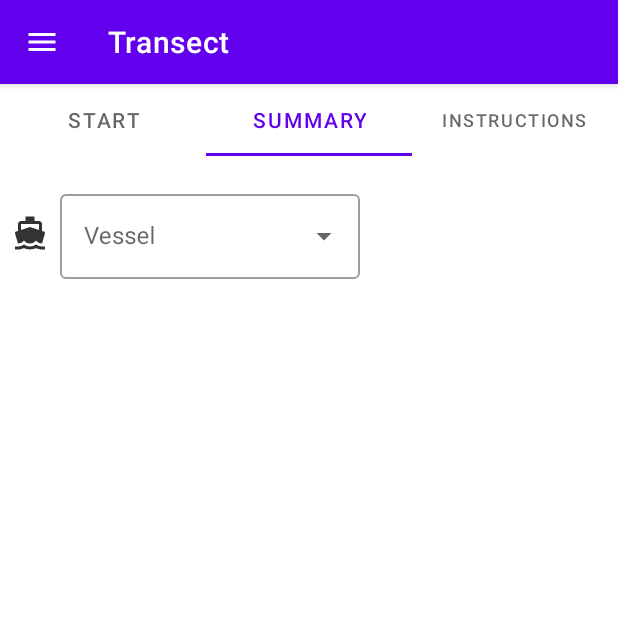
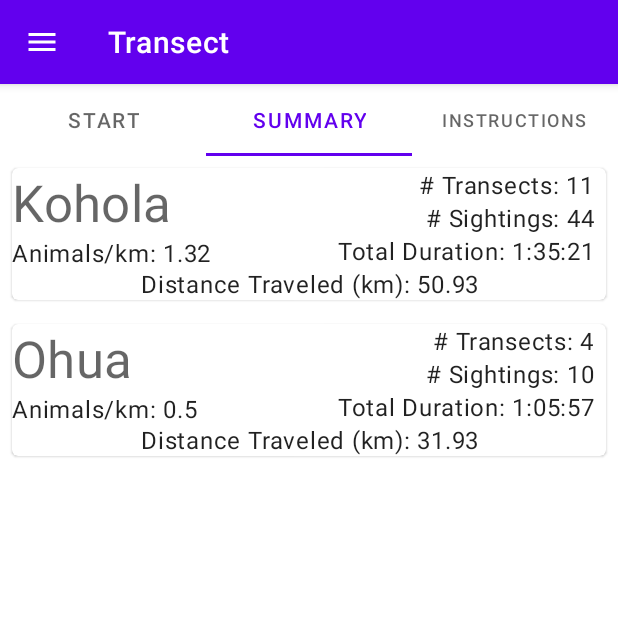
Before and after one commit to lancewf/transect_android, an Android app: the screen it shows after launch (MainActivity), tab 2 chosen, on a phone screen of 412 x 824 dp, the top half of it. Run offline under Robolectric (Android 15) with nearby library versions, the phone set to English and light mode, and no system bars.

Commit message:
Adding list of vessel summary
Signed-off-by: Lance Finfrock <lancewf@gmail.com>

```diff
--- a/app/src/main/java/com/finfrock/transect/SummaryPageFragment.kt
+++ b/app/src/main/java/com/finfrock/transect/SummaryPageFragment.kt
@@ -7,6 +7,9 @@ import android.view.ViewGroup
 import android.widget.ArrayAdapter
 import android.widget.AutoCompleteTextView
 import androidx.fragment.app.Fragment
+import androidx.recyclerview.widget.RecyclerView
+import com.finfrock.transect.adapter.VesselSummaryItemAdapter
+import com.finfrock.transect.data.DataSource
 import com.google.android.material.textfield.TextInputLayout
 
 class SummaryPageFragment : Fragment() {
@@ -19,9 +22,12 @@ class SummaryPageFragment : Fragment() {
 
     override fun onViewCreated(view: View, savedInstanceState: Bundle?) {
         super.onViewCreated(view, savedInstanceState)
-        val vesselLayout: TextInputLayout = requireView().findViewById(R.id.vessel)
-        val vesselNames = listOf("Aloha Kai", "CaneFire II", "Kai Kanani", "Kohola", "Ohua", "Trilogy V")
-        val vesselAdapter = ArrayAdapter(requireView().context, R.layout.list_item, vesselNames)
-        (vesselLayout.editText as? AutoCompleteTextView)?.setAdapter(vesselAdapter)
+
+        val myDataset = DataSource().loadVesselSummaries()
+
+        val recyclerView = requireView().findViewById<RecyclerView>(R.id.vessel_view)
+
+        recyclerView.adapter = VesselSummaryItemAdapter(requireView().context, myDataset)
+        recyclerView.setHasFixedSize(true)
     }
 }
--- /dev/null
+++ b/app/src/main/java/com/finfrock/transect/adapter/VesselSummaryItemAdapter.kt
@@ -0,0 +1,44 @@
+package com.finfrock.transect.adapter
+
+import android.content.Context
+import android.view.LayoutInflater
+import android.view.View
+import android.view.ViewGroup
+import android.widget.TextView
+import androidx.recyclerview.widget.RecyclerView
+import com.finfrock.transect.R
+import com.finfrock.transect.model.VesselSummary
+
+class VesselSummaryItemAdapter( private val context: Context, private val dataset: List<VesselSummary>):
+    RecyclerView.Adapter<VesselSummaryItemAdapter.ItemViewHolder>() {
+
+    class ItemViewHolder(private val view: View): RecyclerView.ViewHolder(view) {
+        val nameTextView: TextView = view.findViewById(R.id.vessel_name)
+        val numberTransectsTextView: TextView = view.findViewById(R.id.vessel_number_transects)
+        val numberSightsTextView: TextView = view.findViewById(R.id.vessel_number_sightings)
+        val animalPerKmTextView: TextView = view.findViewById(R.id.vessel_animals_per_km)
+        val totalDurationTextView: TextView = view.findViewById(R.id.vessel_total_duration)
+        val distanceTraveledTextView: TextView = view.findViewById(R.id.vessel_distance_traveled)
+    }
+
+    override fun onCreateViewHolder(parent: ViewGroup, viewType: Int): ItemViewHolder {
+        val adapterLayout =
+            LayoutInflater.from(parent.context).inflate(R.layout.vessel_list_item, parent, false)
+
+        return ItemViewHolder(adapterLayout)
+    }
+
+    override fun onBindViewHolder(holder: ItemViewHolder, position: Int) {
+        val vessel = dataset[position]
+
+        holder.nameTextView.text = vessel.name
+        holder.numberTransectsTextView.text = "# Transects: ${vessel.numberOfTransects}"
+        holder.numberSightsTextView.text = "# Sightings: ${vessel.numberOfSightings}"
+        holder.animalPerKmTextView.text = "Animals/km: ${vessel.animalsPerKm}"
+        holder.totalDurationTextView.text = "Total Duration: ${vessel.totalDuration}"
+        holder.distanceTraveledTextView.text = "Distance Traveled (km): ${vessel.totalDistanceTraveledKm}"
+    }
+
+    override fun getItemCount() = dataset.size
+
+}
--- /dev/null
+++ b/app/src/main/java/com/finfrock/transect/data/DataSource.kt
@@ -0,0 +1,15 @@
+package com.finfrock.transect.data
+
+import com.finfrock.transect.model.VesselSummary
+
+class DataSource {
+
+    fun loadVesselSummaries(): List<VesselSummary> {
+        return listOf(
+            VesselSummary(name = "Kohola", numberOfSightings = 44, numberOfTransects = 11,
+                animalsPerKm = 1.32, totalDistanceTraveledKm = 50.93, totalDuration = "1:35:21"),
+            VesselSummary(name = "Ohua", numberOfSightings = 10, numberOfTransects = 4,
+                animalsPerKm = 0.5, totalDistanceTraveledKm = 31.93, totalDuration = "1:05:57")
+        )
+    }
+}
--- /dev/null
+++ b/app/src/main/java/com/finfrock/transect/model/VesselSummary.kt
@@ -0,0 +1,10 @@
+package com.finfrock.transect.model
+
+data class VesselSummary(
+    val name: String,
+    val numberOfTransects: Int,
+    val numberOfSightings: Int,
+    val animalsPerKm: Double,
+    val totalDistanceTraveledKm: Double,
+    val totalDuration: String
+)
--- a/app/src/main/res/layout/summary_frag.xml
+++ b/app/src/main/res/layout/summary_frag.xml
@@ -1,35 +1,14 @@
 <?xml version="1.0" encoding="utf-8"?>
-<androidx.constraintlayout.widget.ConstraintLayout xmlns:android="http://schemas.android.com/apk/res/android"
+<FrameLayout xmlns:android="http://schemas.android.com/apk/res/android"
     xmlns:app="http://schemas.android.com/apk/res-auto"
+    xmlns:tools="http://schemas.android.com/tools"
     android:layout_width="match_parent"
     android:layout_height="match_parent">
 
-    <ImageView
-        android:id="@+id/icon_vessel"
-        android:layout_width="wrap_content"
-        android:layout_height="wrap_content"
-        android:layout_marginStart="8dp"
-        android:importantForAccessibility="no"
-        app:srcCompat="@drawable/ic_baseline_directions_boat_24"
-        app:layout_constraintBottom_toBottomOf="@+id/vessel"
-        app:layout_constraintStart_toStartOf="parent"
-        app:layout_constraintTop_toTopOf="@+id/vessel" />
-
-    <com.google.android.material.textfield.TextInputLayout
-        android:id="@+id/vessel"
-        style="@style/Widget.MaterialComponents.TextInputLayout.OutlinedBox.ExposedDropdownMenu"
-        android:layout_height="wrap_content"
-        android:layout_width="200dp"
-        android:layout_marginStart="8dp"
-        android:layout_marginTop="20dp"
-        android:layout_marginEnd="8dp"
-        android:hint="Vessel"
-        app:layout_constraintStart_toEndOf="@id/icon_vessel"
-        app:layout_constraintTop_toTopOf="parent">
-
-        <AutoCompleteTextView
-            android:layout_width="match_parent"
-            android:layout_height="wrap_content"
-            android:inputType="none" />
-    </com.google.android.material.textfield.TextInputLayout>
-</androidx.constraintlayout.widget.ConstraintLayout>
+    <androidx.recyclerview.widget.RecyclerView
+        android:id="@+id/vessel_view"
+        android:layout_width="match_parent"
+        android:layout_height="match_parent"
+        app:layoutManager="LinearLayoutManager"
+        android:scrollbars="vertical"/>
+</FrameLayout>
--- /dev/null
+++ b/app/src/main/res/layout/vessel_list_item.xml
@@ -0,0 +1,72 @@
+<?xml version="1.0" encoding="utf-8"?>
+<com.google.android.material.card.MaterialCardView
+    xmlns:android="http://schemas.android.com/apk/res/android"
+    xmlns:tools="http://schemas.android.com/tools"
+    xmlns:app="http://schemas.android.com/apk/res-auto"
+    android:layout_width="match_parent"
+    android:layout_height="wrap_content"
+    android:layout_margin="8dp">
+
+    <androidx.constraintlayout.widget.ConstraintLayout
+        android:layout_width="match_parent"
+        android:layout_height="wrap_content" >
+
+        <TextView
+            android:id="@+id/vessel_name"
+            android:layout_width="wrap_content"
+            android:layout_height="wrap_content"
+            android:textAppearance="?attr/textAppearanceHeadline4"
+            tools:text="Kohola"
+            app:layout_constraintStart_toStartOf="parent"
+            app:layout_constraintTop_toTopOf="parent"/>
+
+        <TextView
+            android:id="@+id/vessel_number_transects"
+            android:layout_width="wrap_content"
+            android:layout_height="wrap_content"
+            android:textAppearance="?attr/textAppearanceBody1"
+            tools:text="# Transects: 4"
+            android:layout_marginEnd="8dp"
+            app:layout_constraintEnd_toEndOf="parent"
+            app:layout_constraintTop_toTopOf="parent"/>
+
+        <TextView
+            android:id="@+id/vessel_number_sightings"
+            android:layout_width="wrap_content"
+            android:layout_height="wrap_content"
+            android:textAppearance="?attr/textAppearanceBody1"
+            tools:text="# Sightings: 10"
+            android:layout_marginEnd="8dp"
+            app:layout_constraintEnd_toEndOf="parent"
+            app:layout_constraintTop_toBottomOf="@+id/vessel_number_transects"/>
+        <TextView
+            android:id="@+id/vessel_animals_per_km"
+            android:layout_width="wrap_content"
+            android:layout_height="wrap_content"
+            android:textAppearance="?attr/textAppearanceBody1"
+            tools:text="Animals/km: 0.5"
+            android:layout_marginEnd="8dp"
+            app:layout_constraintStart_toStartOf="parent"
+            app:layout_constraintTop_toBottomOf="@+id/vessel_name"/>
+        <TextView
+            android:id="@+id/vessel_total_duration"
+            android:layout_width="wrap_content"
+            android:layout_height="wrap_content"
+            android:textAppearance="?attr/textAppearanceBody1"
+            tools:text="Total Duration: 1:05:57"
+            android:layout_marginEnd="8dp"
+            app:layout_constraintEnd_toEndOf="parent"
+            app:layout_constraintTop_toBottomOf="@+id/vessel_number_sightings"/>
+
+        <TextView
+            android:id="@+id/vessel_distance_traveled"
+            android:layout_width="match_parent"
+            android:layout_height="wrap_content"
+            android:textAlignment="center"
+            android:textAppearance="?attr/textAppearanceBody1"
+            app:layout_constraintStart_toStartOf="parent"
+            app:layout_constraintTop_toBottomOf="@+id/vessel_total_duration"
+            tools:text="Distance Traveled (km): 31.93" />
+    </androidx.constraintlayout.widget.ConstraintLayout>
+
+</com.google.android.material.card.MaterialCardView>
```
Also changed, not shown: 1 other file.
